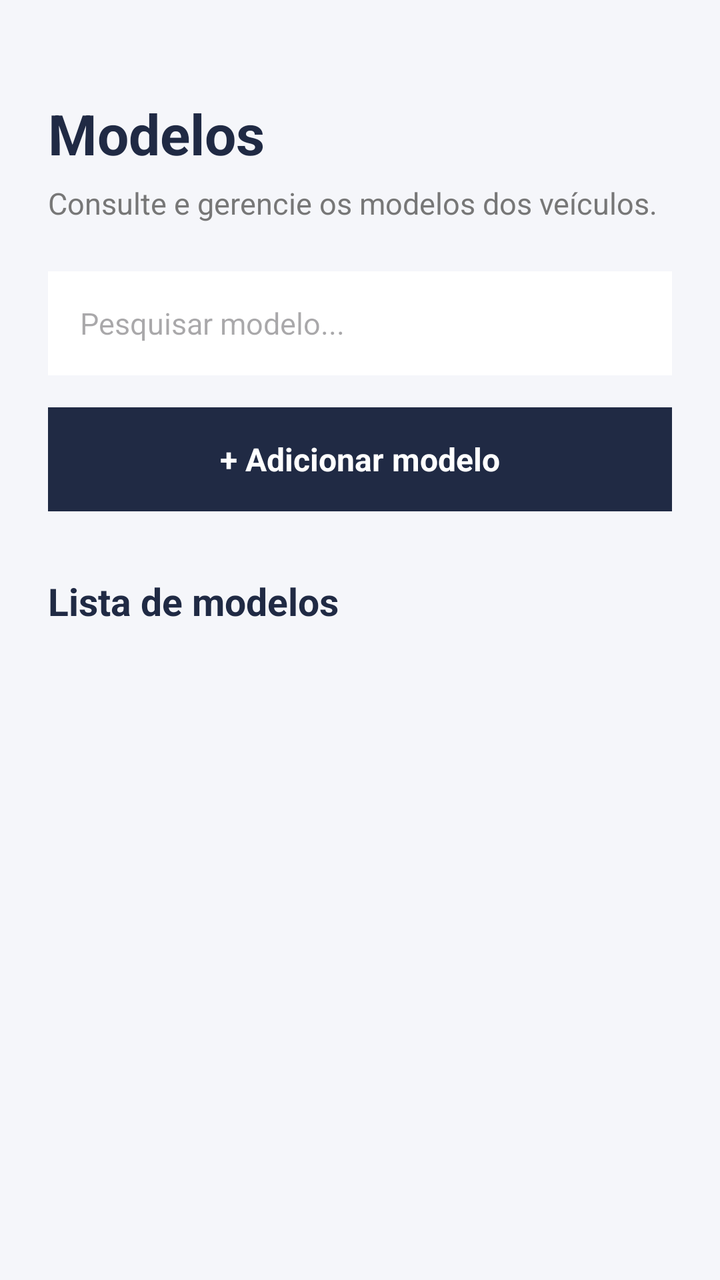
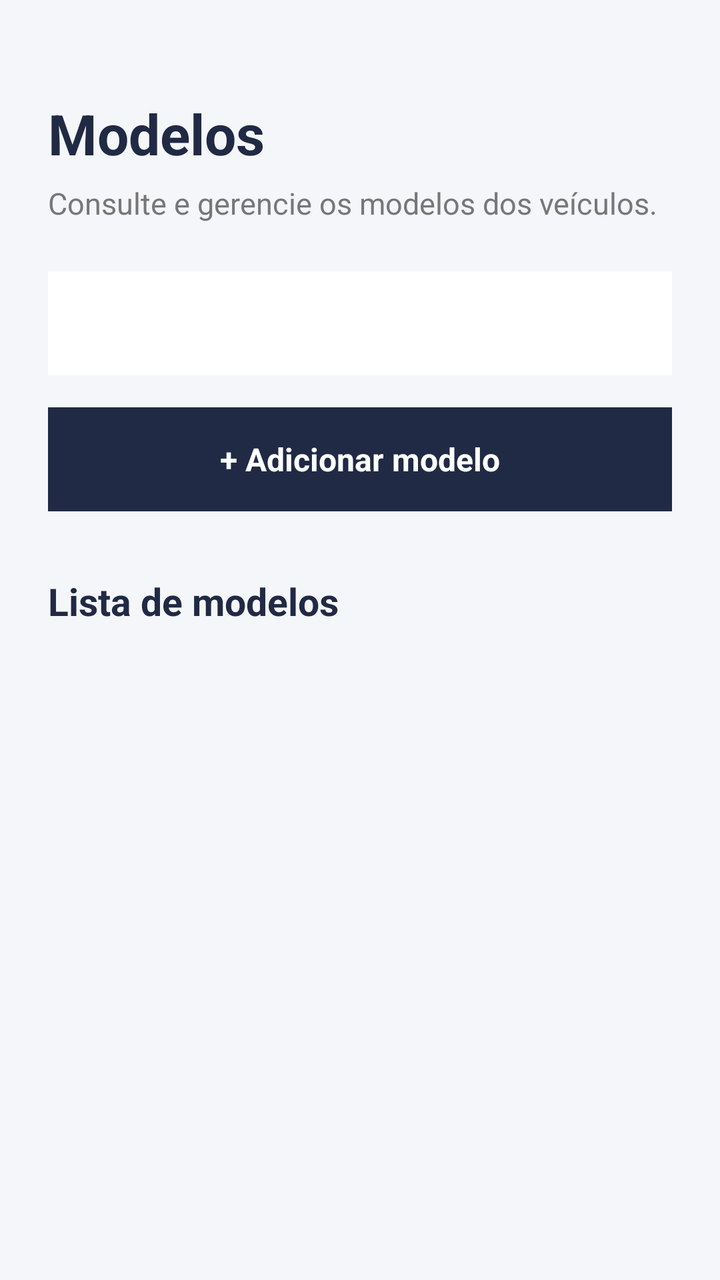

Two renders of the same Android screen: before a commit and after it. Below are the layout's source before the change and the commit's diff.
<!-- AndroidManifest.xml: application theme Theme.Androidcarros -->
<!-- res/layout/activity_modelos.xml -->
<?xml version="1.0" encoding="utf-8"?>
<LinearLayout xmlns:android="http://schemas.android.com/apk/res/android"
    android:layout_width="match_parent"
    android:layout_height="match_parent"
    android:orientation="vertical"
    android:background="#F5F6FA"
    android:padding="24dp">

    <TextView
        android:layout_width="match_parent"
        android:layout_height="wrap_content"
        android:text="@string/titulo_modelos"
        android:textColor="#202A44"
        android:textSize="28sp"
        android:textStyle="bold"
        android:layout_marginTop="24dp" />

    <TextView
        android:layout_width="match_parent"
        android:layout_height="wrap_content"
        android:text="@string/subtitulo_modelos"
        android:textColor="#777777"
        android:textSize="15sp"
        android:layout_marginTop="6dp"
        android:layout_marginBottom="24dp" />

    <EditText
        android:id="@+id/pesquisaModelo"
        android:layout_width="match_parent"
        android:layout_height="52dp"
        android:background="#FFFFFF"
        android:hint="@string/pesquisar_modelos"
        android:paddingHorizontal="16dp"
        android:singleLine="true"
        android:textSize="15sp" />

    <TextView
        android:id="@+id/adicionarModelo"
        android:layout_width="match_parent"
        android:layout_height="52dp"
        android:layout_marginTop="16dp"
        android:background="#202A44"
        android:gravity="center"
        android:text="@string/adicionar_modelo"
        android:textColor="#FFFFFF"
        android:textSize="16sp"
        android:textStyle="bold" />

    <TextView
        android:layout_width="match_parent"
        android:layout_height="wrap_content"
        android:text="@string/lista_modelos"
        android:textColor="#202A44"
        android:textSize="19sp"
        android:textStyle="bold"
        android:layout_marginTop="32dp"
        android:layout_marginBottom="12dp" />

    <ListView
        android:id="@+id/listModelos"
        android:layout_width="match_parent"
        android:layout_height="0dp"
        android:layout_weight="1"
        android:divider="@android:color/transparent"
        android:dividerHeight="8dp" />

    <TextView
        android:id="@+id/textoVazio"
        android:layout_width="match_parent"
        android:layout_height="120dp"
        android:background="#FFFFFF"
        android:gravity="center"
        android:padding="16dp"
        android:text="@string/nenhum_modelo"
        android:textColor="#777777"
        android:textSize="15sp"
        android:visibility="gone" />


</LinearLayout>
<!-- resources referenced by this layout -->
<resources>
  <string name="adicionar_modelo">+ Adicionar modelo</string>
  <string name="lista_modelos">Lista de modelos</string>
  <string name="nenhum_modelo">Os modelos cadastrados aparecerão aqui.</string>
  <string name="pesquisar_modelos">Pesquisar modelo...</string>
  <string name="subtitulo_modelos">Consulte e gerencie os modelos dos veículos.</string>
  <string name="titulo_modelos">Modelos</string>
  <style name="Theme.Androidcarros" parent="Base.Theme.Androidcarros" />
  <style name="Base.Theme.Androidcarros" parent="Theme.Material3.DayNight.NoActionBar">
          
          
      </style>
</resources>

<!-- the commit's change to res/layout/activity_modelos.xml (unified diff, before → after) -->
@@ -24,15 +24,12 @@
         android:layout_marginTop="6dp"
         android:layout_marginBottom="24dp" />
 
-    <EditText
-        android:id="@+id/pesquisaModelo"
+    <Spinner
+        android:id="@+id/filtroMarca"
         android:layout_width="match_parent"
         android:layout_height="52dp"
         android:background="#FFFFFF"
-        android:hint="@string/pesquisar_modelos"
-        android:paddingHorizontal="16dp"
-        android:singleLine="true"
-        android:textSize="15sp" />
+        android:paddingHorizontal="16dp" />
 
     <TextView
         android:id="@+id/adicionarModelo"
@@ -76,5 +73,4 @@
         android:textSize="15sp"
         android:visibility="gone" />
 
-
 </LinearLayout>
<!-- resource entries referenced after the edit -->
@@ -3,7 +3,6 @@
   <string name="adicionar_modelo">+ Adicionar modelo</string>
   <string name="lista_modelos">Lista de modelos</string>
   <string name="nenhum_modelo">Os modelos cadastrados aparecerão aqui.</string>
-  <string name="pesquisar_modelos">Pesquisar modelo...</string>
   <string name="subtitulo_modelos">Consulte e gerencie os modelos dos veículos.</string>
   <string name="titulo_modelos">Modelos</string>
   <style name="Theme.Androidcarros" parent="Base.Theme.Androidcarros" />
